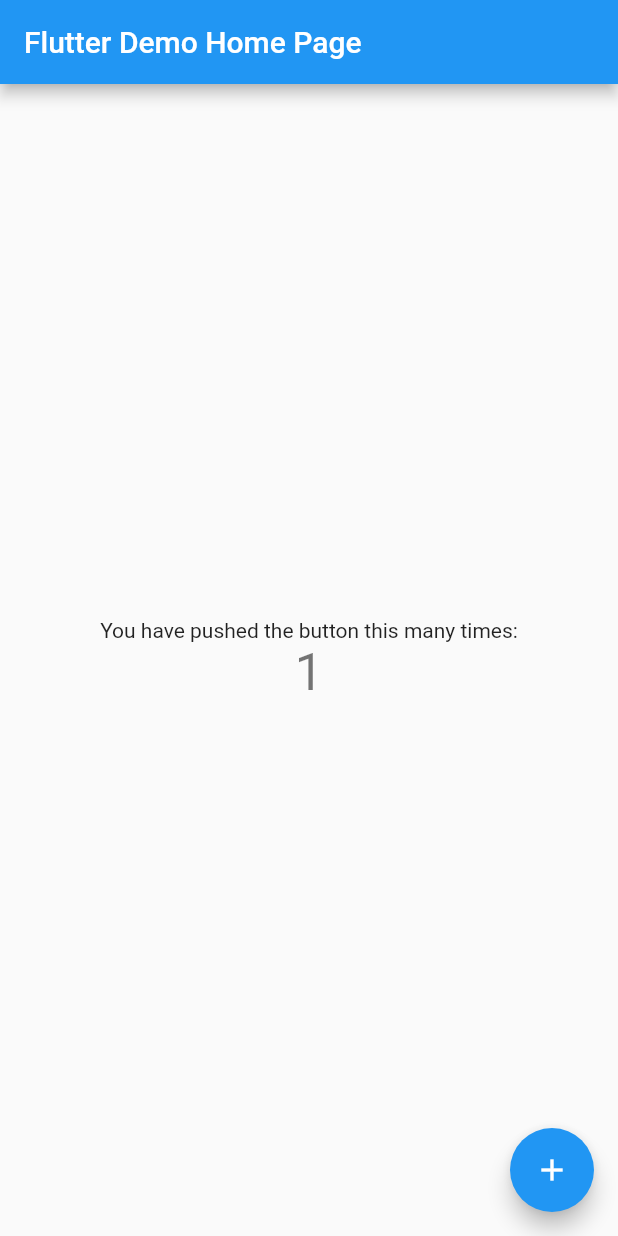
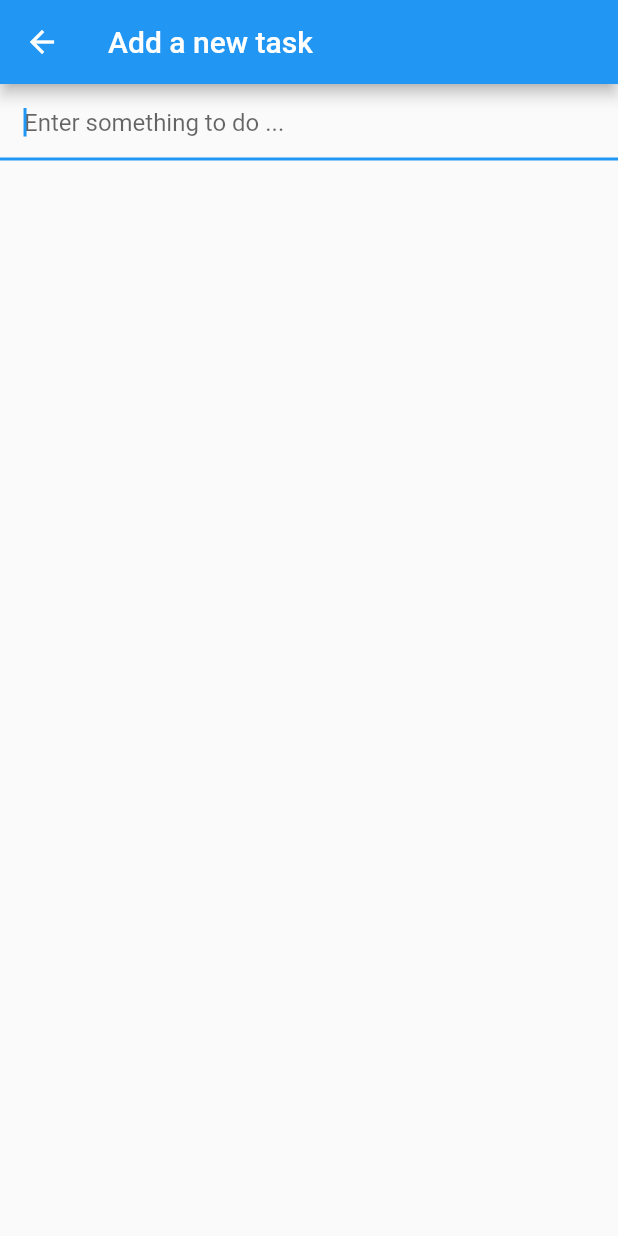
Before and after one commit to Ayoub-Mentag/to_do_list, a Flutter app: the screen it shows after launch, after a tap on the "add" icon, on a phone screen of 412 x 824 dp. Run offline on Flutter 3.47's test engine with Material 2 defaults, Android fonts, the phone set to English and light mode, and no system bars.

Commit message:
to do list :)

```diff
--- a/lib/main.dart
+++ b/lib/main.dart
@@ -1,115 +1,133 @@
 import 'package:flutter/material.dart';
 
 void main() {
-  runApp(const MyApp());
+  runApp(TodoApp());
 }
 
-class MyApp extends StatelessWidget {
-  const MyApp({super.key});
-
-  // This widget is the root of your application.
+class TodoApp extends StatelessWidget {
   @override
   Widget build(BuildContext context) {
     return MaterialApp(
-      title: 'Flutter Demo',
-      theme: ThemeData(
-        // This is the theme of your application.
-        //
-        // Try running your application with "flutter run". You'll see the
-        // application has a blue toolbar. Then, without quitting the app, try
-        // changing the primarySwatch below to Colors.green and then invoke
-        // "hot reload" (press "r" in the console where you ran "flutter run",
-        // or simply save your changes to "hot reload" in a Flutter IDE).
-        // Notice that the counter didn't reset back to zero; the application
-        // is not restarted.
-        primarySwatch: Colors.blue,
-      ),
-      home: const MyHomePage(title: 'Flutter Demo Home Page'),
+      title: 'To do list',
+      home: TodoList(),
     );
   }
 }
 
-class MyHomePage extends StatefulWidget {
-  const MyHomePage({super.key, required this.title});
 
-  // This widget is the home page of your application. It is stateful, meaning
-  // that it has a State object (defined below) that contains fields that affect
-  // how it looks.
-
-  // This class is the configuration for the state. It holds the values (in this
-  // case the title) provided by the parent (in this case the App widget) and
-  // used by the build method of the State. Fields in a Widget subclass are
-  // always marked "final".
-
-  final String title;
-
+class TodoList extends StatefulWidget {
   @override
-  State<MyHomePage> createState() => _MyHomePageState();
+  TodoListState createState() => TodoListState();
 }
 
-class _MyHomePageState extends State<MyHomePage> {
-  int _counter = 0;
 
-  void _incrementCounter() {
-    setState(() {
-      // This call to setState tells the Flutter framework that something has
-      // changed in this State, which causes it to rerun the build method below
-      // so that the display can reflect the updated values. If we changed
-      // _counter without calling setState(), then the build method would not be
-      // called again, and so nothing would appear to happen.
-      _counter++;
-    });
+
+class TodoListState extends State<TodoList> {
+  List<String> _todoItems = [];
+
+  void _removeTodoItem(int index) {
+    setState(() => _todoItems.removeAt(index));
+  }
+
+// Show an alert dialog asking the user to confirm that the task is done
+  void _promptRemoveTodoItem(int index) {
+    showDialog(
+        context: context,
+        builder: (BuildContext context) {
+          return AlertDialog(
+              title: Text('Mark "${_todoItems[index]}" as done?'),
+              actions: <Widget>[
+                TextButton(
+                    child: const Text('CANCEL'),
+                    onPressed: () => Navigator.of(context).pop()
+                ),
+                TextButton(
+                    child: const Text('MARK AS DONE'),
+                    onPressed: () {
+                      _removeTodoItem(index);
+                      Navigator.of(context).pop();
+                    }
+                )
+              ]
+          );
+        }
+    );
+  }
+
+
+  // This will be called each time the + button is pressed
+  void _addTodoItem(String task) {
+    // Putting our code inside "setState" tells the app that our state has changed, and
+    // it will automatically re-render the list
+    if (task.isNotEmpty)
+    {
+      setState(() => _todoItems.add(task));
+    }
+  }
+
+  // Build the whole list of todo items
+  Widget _buildTodoList() {
+    return ListView.builder(
+      itemBuilder: (context, index) {
+        // itemBuilder will be automatically be called as many times as it takes for the
+        // list to fill up its available space, which is most likely more than the
+        // number of todo items we have. So, we need to check the index is OK.
+        if(index < _todoItems.length) {
+          return _buildTodoItem(_todoItems[index], index);
+        }
+        else
+        {
+            return const SizedBox(width: 5, height: 5,);
+        }
+      },
+    );
+  }
+
+  // Build a single todo item
+  Widget _buildTodoItem(String todoText, int index) {
+    return ListTile(
+        title: Text(todoText),
+        onTap: () => _promptRemoveTodoItem(index),
+    );
   }
 
   @override
   Widget build(BuildContext context) {
-    // This method is rerun every time setState is called, for instance as done
-    // by the _incrementCounter method above.
-    //
-    // The Flutter framework has been optimized to make rerunning build methods
-    // fast, so that you can just rebuild anything that needs updating rather
-    // than having to individually change instances of widgets.
     return Scaffold(
       appBar: AppBar(
-        // Here we take the value from the MyHomePage object that was created by
-        // the App.build method, and use it to set our appbar title.
-        title: Text(widget.title),
+          title: const Text('Todo List')
       ),
-      body: Center(
-        // Center is a layout widget. It takes a single child and positions it
-        // in the middle of the parent.
-        child: Column(
-          // Column is also a layout widget. It takes a list of children and
-          // arranges them vertically. By default, it sizes itself to fit its
-          // children horizontally, and tries to be as tall as its parent.
-          //
-          // Invoke "debug painting" (press "p" in the console, choose the
-          // "Toggle Debug Paint" action from the Flutter Inspector in Android
-          // Studio, or the "Toggle Debug Paint" command in Visual Studio Code)
-          // to see the wireframe for each widget.
-          //
-          // Column has various properties to control how it sizes itself and
-          // how it positions its children. Here we use mainAxisAlignment to
-          // center the children vertically; the main axis here is the vertical
-          // axis because Columns are vertical (the cross axis would be
-          // horizontal).
-          mainAxisAlignment: MainAxisAlignment.center,
-          children: <Widget>[
-            const Text(
-              'You have pushed the button this many times:',
-            ),
-            Text(
-              '$_counter',
-              style: Theme.of(context).textTheme.headline4,
-            ),
-          ],
-        ),
+      body: _buildTodoList(),
+      floatingActionButton: FloatingActionButton(
+          onPressed: _pushAddTodoScreen,
+          tooltip: 'Add task',
+          child: const Icon(Icons.add)
       ),
-      floatingActionButton: FloatingActionButton(
-        onPressed: _incrementCounter,
-        tooltip: 'Increment',
-        child: const Icon(Icons.add),
-      ), // This trailing comma makes auto-formatting nicer for build methods.
+    );
+  }
+
+  void _pushAddTodoScreen() {
+    Navigator.of(context).push(
+      MaterialPageRoute(
+          builder: (context) {
+            return Scaffold(
+              appBar: AppBar(
+                title: Text('Add a new task'),
+              ),
+              body: TextField(
+                autofocus: true,
+                onSubmitted: (val) {
+                  _addTodoItem(val);
+                  Navigator.pop(context);
+                },
+                decoration: const InputDecoration(
+                  hintText: 'Enter something to do ...',
+                  contentPadding: EdgeInsets.all(16.0)
+                ),
+              ),
+            );
+          }
+      )
     );
   }
 }
```
Also changed, not shown: 10 other files.
